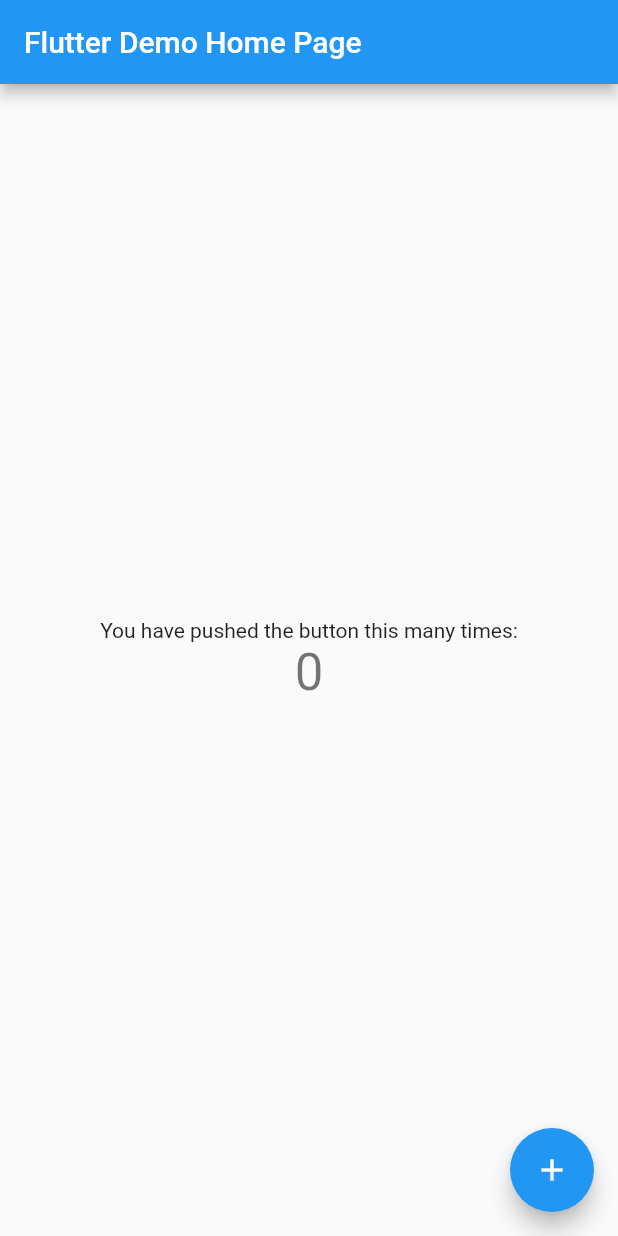
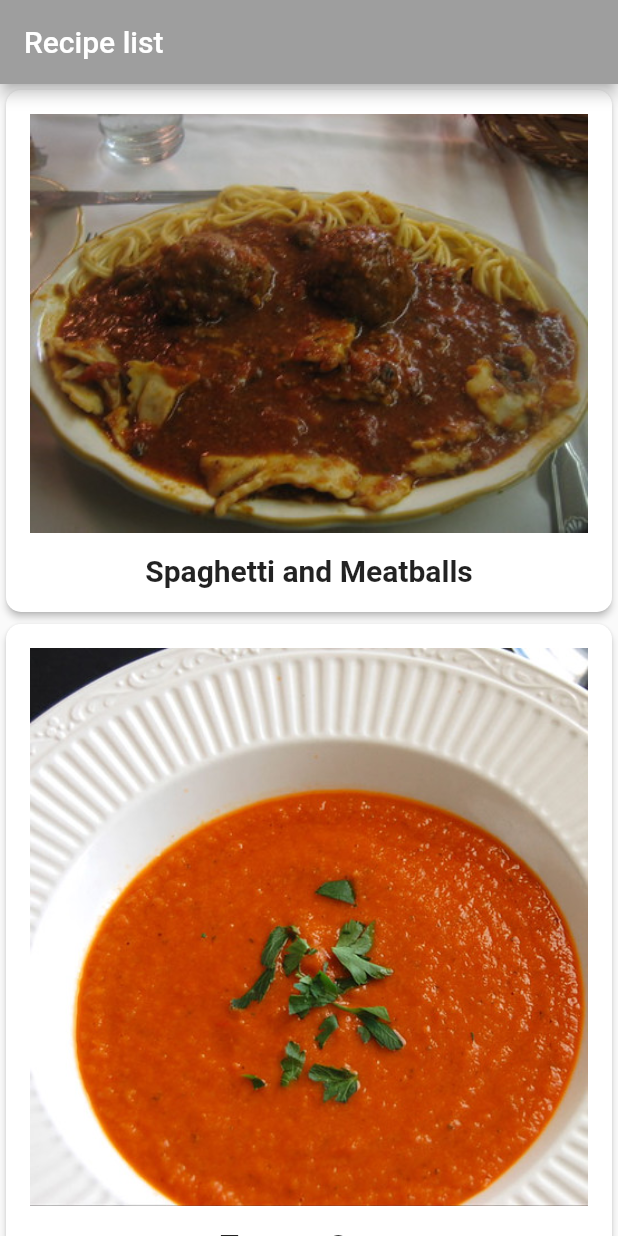
Before and after one commit to YousefZinsazK78/flutter_apprentice_project_test, a Flutter app: the screen it shows after launch, on a phone screen of 412 x 824 dp. Run offline on Flutter 3.47's test engine with Material 2 defaults, Android fonts, the phone set to English and light mode, and no system bars; Roboto replaces fonts that are missing (Palatino).

Commit message:
(added/modified) -> add; pics, modified; main.dart..

```diff
--- a/lib/main.dart
+++ b/lib/main.dart
@@ -1,4 +1,6 @@
 import 'package:flutter/material.dart';
+import 'package:flutter_application_test/recipe_detail.dart';
+import './recipe.dart';
 
 void main() {
   runApp(const MyApp());
@@ -9,12 +11,16 @@ class MyApp extends StatelessWidget {
 
   @override
   Widget build(BuildContext context) {
+    final ThemeData themeData = ThemeData();
     return MaterialApp(
       title: 'Flutter Demo',
-      theme: ThemeData(
-        primarySwatch: Colors.blue,
+      theme: themeData.copyWith(
+        colorScheme: themeData.colorScheme.copyWith(
+          primary: Colors.grey,
+          secondary: Colors.black,
+        ),
       ),
-      home: const MyHomePage(title: 'Flutter Demo Home Page'),
+      home: const MyHomePage(title: 'Recipe list'),
     );
   }
 }
@@ -29,39 +35,62 @@ class MyHomePage extends StatefulWidget {
 }
 
 class _MyHomePageState extends State<MyHomePage> {
-  int _counter = 0;
-
-  void _incrementCounter() {
-    setState(() {
-      _counter++;
-    });
-  }
-
   @override
   Widget build(BuildContext context) {
     return Scaffold(
       appBar: AppBar(
         title: Text(widget.title),
       ),
-      body: Center(
+      body: SafeArea(
+        child: ListView.builder(
+          itemCount: Recipe.samples.length,
+          itemBuilder: (context, index) {
+            return GestureDetector(
+              onTap: () {
+                Navigator.push(
+                  context,
+                  MaterialPageRoute(
+                    builder: (context) => RecipeDetailScreen(
+                      recipe: Recipe.samples[index],
+                    ),
+                  ),
+                );
+              },
+              child: buildRecipeCard(Recipe.samples[index]),
+            );
+          },
+        ),
+      ),
+    );
+  }
+
+  Widget buildRecipeCard(Recipe recipe) {
+    return Card(
+      elevation: 2.0,
+      shape: RoundedRectangleBorder(
+        borderRadius: BorderRadius.circular(10.0),
+      ),
+      child: Padding(
+        padding: const EdgeInsets.all(16.0),
         child: Column(
-          mainAxisAlignment: MainAxisAlignment.center,
-          children: <Widget>[
-            const Text(
-              'You have pushed the button this many times:',
+          children: [
+            Image(
+              image: AssetImage(recipe.imageUrl),
+            ),
+            const SizedBox(
+              height: 14.0,
             ),
             Text(
-              '$_counter',
-              style: Theme.of(context).textTheme.headline4,
+              recipe.label,
+              style: const TextStyle(
+                fontSize: 20.0,
+                fontWeight: FontWeight.w700,
+                fontFamily: 'Palatino',
+              ),
             ),
           ],
         ),
       ),
-      floatingActionButton: FloatingActionButton(
-        onPressed: _incrementCounter,
-        tooltip: 'Increment',
-        child: const Icon(Icons.add),
-      ),
     );
   }
 }
--- /dev/null
+++ b/lib/recipe.dart
@@ -0,0 +1,145 @@
+class Recipe {
+  String label;
+  String imageUrl;
+
+  int servings;
+  List<Ingredient> ingredients;
+
+  Recipe(this.label, this.imageUrl, this.servings, this.ingredients);
+
+  static List<Recipe> samples = [
+    Recipe(
+      'Spaghetti and Meatballs',
+      'assets/2126711929_ef763de2b3_w.jpg',
+      4,
+      [
+        Ingredient(
+          1,
+          'box',
+          'Spaghetti',
+        ),
+        Ingredient(
+          4,
+          '',
+          'Frozen Meatballs',
+        ),
+        Ingredient(
+          0.5,
+          'jar',
+          'sauce',
+        ),
+      ],
+    ),
+    Recipe(
+      'Tomato Soup',
+      'assets/27729023535_a57606c1be.jpg',
+      2,
+      [
+        Ingredient(
+          1,
+          'can',
+          'Tomato Soup',
+        ),
+      ],
+    ),
+    Recipe(
+      'Grilled Cheese',
+      'assets/3187380632_5056654a19_b.jpg',
+      1,
+      [
+        Ingredient(
+          2,
+          'slices',
+          'Cheese',
+        ),
+        Ingredient(
+          2,
+          'slices',
+          'Bread',
+        ),
+      ],
+    ),
+    Recipe(
+      'Chocolate Chip Cookies',
+      'assets/15992102771_b92f4cc00a_b.jpg',
+      24,
+      [
+        Ingredient(
+          4,
+          'cups',
+          'flour',
+        ),
+        Ingredient(
+          2,
+          'cups',
+          'sugar',
+        ),
+        Ingredient(
+          0.5,
+          'cups',
+          'chocolate chips',
+        ),
+      ],
+    ),
+    Recipe(
+      'Taco Salad',
+      'assets/8533381643_a31a99e8a6_c.jpg',
+      1,
+      [
+        Ingredient(
+          4,
+          'oz',
+          'nachos',
+        ),
+        Ingredient(
+          3,
+          'oz',
+          'taco meat',
+        ),
+        Ingredient(
+          0.5,
+          'cup',
+          'cheese',
+        ),
+        Ingredient(
+          0.25,
+          'cup',
+          'chopped tomatoes',
+        ),
+      ],
+    ),
+    Recipe(
+      'Hawaiian Pizza',
+      'assets/15452035777_294cefced5_c.jpg',
+      4,
+      [
+        Ingredient(
+          1,
+          'item',
+          'pizza',
+        ),
+        Ingredient(
+          1,
+          'cup',
+          'pineapple',
+        ),
+        Ingredient(
+          8,
+          'oz',
+          'ham',
+        ),
+      ],
+    ),
+  ];
+}
+
+class Ingredient {
+  double quantity;
+  String measure;
+  String name;
+  Ingredient(
+    this.quantity,
+    this.measure,
+    this.name,
+  );
+}
--- /dev/null
+++ b/lib/recipe_detail.dart
@@ -0,0 +1,54 @@
+import 'package:flutter/material.dart';
+import './recipe.dart';
+
+class RecipeDetailScreen extends StatefulWidget {
+  const RecipeDetailScreen({Key? key, required this.recipe}) : super(key: key);
+
+  final Recipe recipe;
+
+  @override
+  State<RecipeDetailScreen> createState() => _RecipeDetailScreenState();
+}
+
+class _RecipeDetailScreenState extends State<RecipeDetailScreen> {
+  @override
+  Widget build(BuildContext context) {
+    return Scaffold(
+      appBar: AppBar(
+        title: Text(widget.recipe.label),
+      ),
+      body: SafeArea(
+        child: Column(
+          children: [
+            SizedBox(
+              height: 300,
+              child: Image(
+                image: AssetImage(widget.recipe.imageUrl),
+              ),
+            ),
+            const SizedBox(
+              height: 4,
+            ),
+            Text(
+              widget.recipe.label,
+              style: const TextStyle(
+                fontSize: 18,
+              ),
+            ),
+            Expanded(
+              child: ListView.builder(
+                padding: const EdgeInsets.all(7.0),
+                itemCount: widget.recipe.ingredients.length,
+                itemBuilder: (context, index) {
+                  final ingredient = widget.recipe.ingredients[index];
+                  return Text(
+                      '${ingredient.quantity} ${ingredient.measure} ${ingredient.name}');
+                },
+              ),
+            ),
+          ],
+        ),
+      ),
+    );
+  }
+}
--- a/pubspec.yaml
+++ b/pubspec.yaml
@@ -58,8 +58,8 @@ flutter:
   uses-material-design: true
 
   # To add assets to your application, add an assets section, like this:
-  # assets:
-  #   - images/a_dot_burr.jpeg
+  assets:
+    - assets/
   #   - images/a_dot_ham.jpeg
 
   # An image asset can refer to one or more resolution-specific "variants", see
```
Also changed, not shown: assets/15452035777_294cefced5_c.jpg (added), assets/15992102771_b92f4cc00a_b.jpg (added), assets/2126711929_ef763de2b3_w.jpg (added), assets/27729023535_a57606c1be.jpg (added), assets/3187380632_5056654a19_b.jpg (added), assets/8533381643_a31a99e8a6_c.jpg (added).
